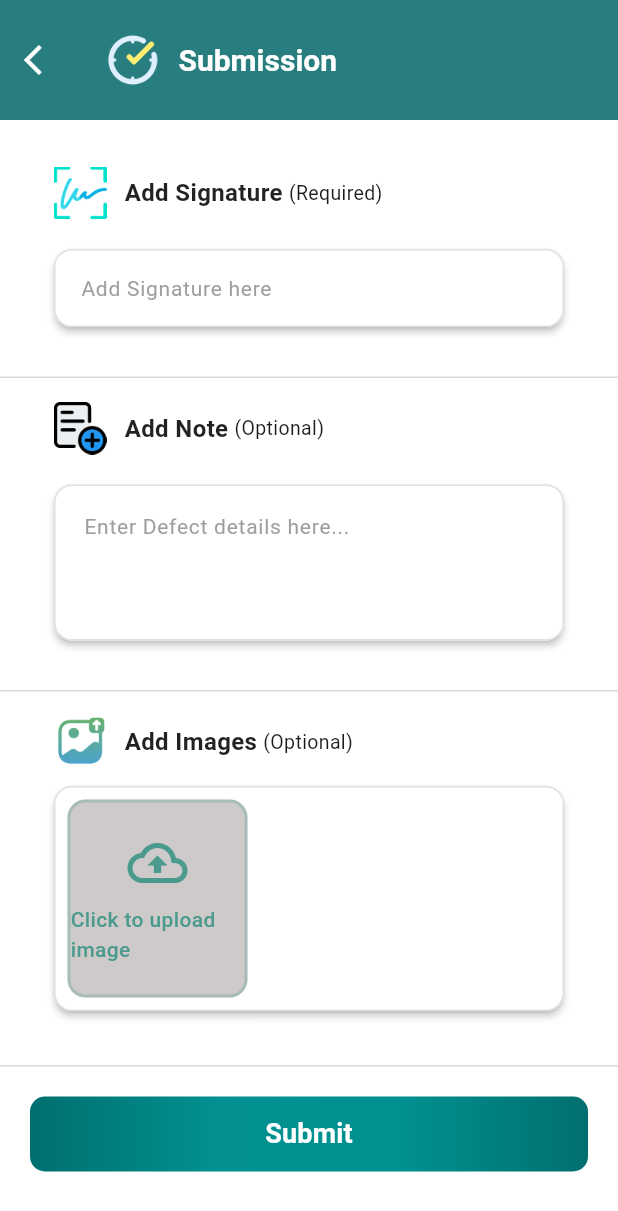
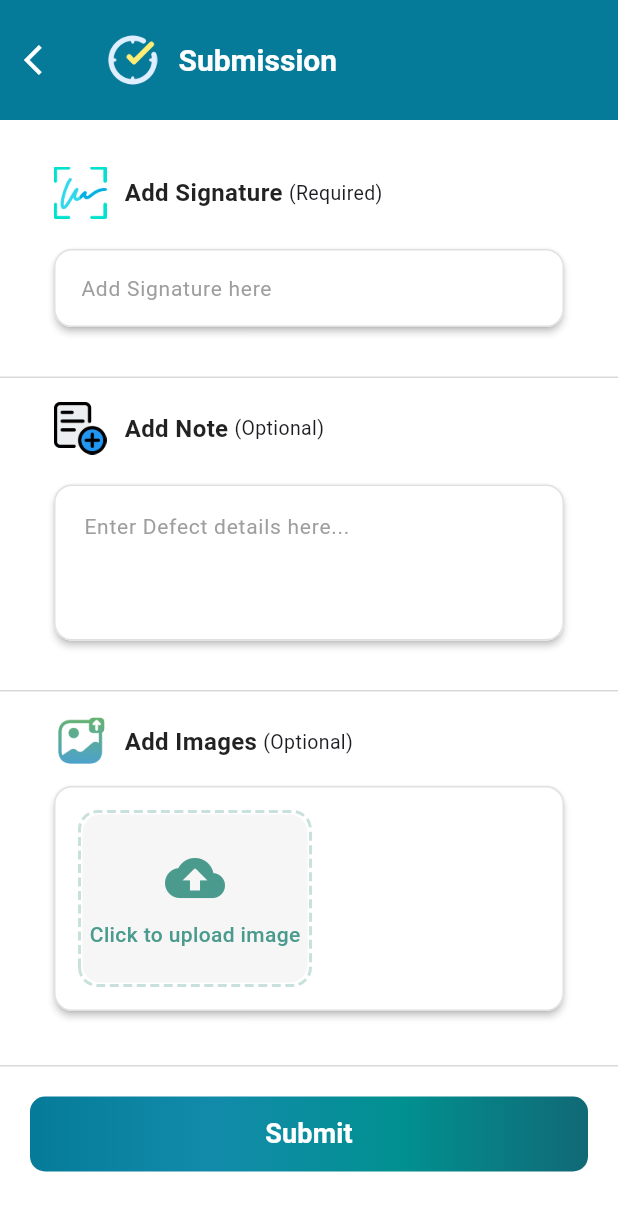
Before and after one commit to callmeNoorulHuda/GreenKeyper, a Flutter app: the SubmissionScreen screen opened directly, on a phone screen of 412 x 824 dp. Shown: the top 1211 px of the screen. Run offline on Flutter 3.47's test engine with Material 3 defaults, Android fonts, the phone set to English and light mode, and no system bars; drawn by our look-alikes of dotted_border; our stand-ins replace flutter_riverpod, image_picker.

Commit message:
made some changes in the design

```diff
--- a/lib/screens/checklist_screen.dart
+++ b/lib/screens/checklist_screen.dart
@@ -52,7 +52,7 @@ class _ChecklistScreenState extends ConsumerState<ChecklistScreen> {
       backgroundColor: const Color(0xFFF5F5F5),
       appBar: AppBar(
         toolbarHeight: 80,
-        backgroundColor: const Color(0xFF287E7E),
+        backgroundColor: const Color(0xFF057B99),
         elevation: 0,
         leading: IconButton(
           icon: const Icon(Icons.arrow_back_ios, color: Colors.white),
--- a/lib/screens/submission_screen.dart
+++ b/lib/screens/submission_screen.dart
@@ -3,6 +3,7 @@ import 'package:flutter/material.dart';
 import 'package:flutter_riverpod/flutter_riverpod.dart';
 import 'package:greenkeyper/widgets/common/custom_button.dart';
 import '../providers/checklist_provider.dart';
+import 'package:dotted_border/dotted_border.dart';
 
 class SubmissionScreen extends ConsumerStatefulWidget {
   const SubmissionScreen({super.key});
@@ -199,6 +200,8 @@ class _SubmissionScreenState extends ConsumerState<SubmissionScreen> {
                     //style: BorderStyle.dashed,
                   ),
                 ),
+                child: Padding(
+                  padding: const EdgeInsets.all(8.0),
                   child: ListView.separated(
                       scrollDirection: Axis.horizontal,
                       itemCount: checklist.uploadedImages.length + 1,
@@ -212,25 +215,27 @@ class _SubmissionScreenState extends ConsumerState<SubmissionScreen> {
                               },
                               child: Padding(
                                 padding: const EdgeInsets.all(8.0),
+                                child: DottedBorder(
+                                  options: RoundedRectDottedBorderOptions(
+                                    dashPattern: const [6, 3],
+                                    color:
+                                        const Color(0xFF4A9B8E).withAlpha(77),
+                                    strokeWidth: 2,
+                                    radius: Radius.circular(12),
+                                  ),
                                   child: Container(
-                                  width: 120,
+                                      width: 150,
                                       height: 120,
                                       decoration: BoxDecoration(
-                                    color: const Color(0xFFCFCACA),
+                                        color: const Color(0xFFF6F6F6),
                                         borderRadius: BorderRadius.circular(12),
-                                    border: Border.all(
-                                      color:
-                                          const Color(0xFF4A9B8E).withAlpha(77),
-                                      width: 2,
-                                      //style: BorderStyle.dashed,
-                                    ),
                                       ),
                                       child: const Column(
                                           mainAxisAlignment:
                                               MainAxisAlignment.center,
                                           children: [
                                             Icon(
-                                          Icons.cloud_upload_outlined,
+                                              Icons.cloud_upload_rounded,
                                               size: 40,
                                               color: Color(0xFF4A9B8E),
                                             ),
@@ -244,6 +249,7 @@ class _SubmissionScreenState extends ConsumerState<SubmissionScreen> {
                                               ),
                                             ),
                                           ])),
+                                ),
                               ));
                         }
                         final image = checklist.uploadedImages[index - 1];
@@ -289,6 +295,7 @@ class _SubmissionScreenState extends ConsumerState<SubmissionScreen> {
                           ),
                         ]);
                       }),
+                ),
               ),
             ),
           ],
@@ -415,7 +422,7 @@ class _SubmissionScreenState extends ConsumerState<SubmissionScreen> {
       backgroundColor: Colors.white,
       appBar: AppBar(
         toolbarHeight: 80,
-        backgroundColor: const Color(0xFF287E7E),
+        backgroundColor: const Color(0xFF057B99),
         elevation: 0,
         leading: IconButton(
           icon: const Icon(Icons.arrow_back_ios, color: Colors.white),
--- a/lib/widgets/common/custom_button.dart
+++ b/lib/widgets/common/custom_button.dart
@@ -21,19 +21,18 @@ class CustomButton extends StatelessWidget {
     this.height,
     this.width,
     this.padding,
-    this.borderRadius = 10, // Matches your 10px radius
+    this.borderRadius = 10,
   });
 
   @override
   Widget build(BuildContext context) {
     // Default gradient colors (from your design)
-    final colors =
-        gradientColors ??
+    final colors = gradientColors ??
         [
-          const Color(0xFF006F6F),
-          const Color(0xFF029090),
+          const Color(0xFF057B99),
+          const Color(0xFF128BAA),
           const Color(0xFF019090),
-          const Color(0xFF016F6F),
+          const Color(0xFF116976),
         ];
 
     return Container(
--- a/pubspec.yaml
+++ b/pubspec.yaml
@@ -14,6 +14,7 @@ dependencies:
   # State Management
   flutter_riverpod: ^2.4.9
   riverpod_annotation: ^2.3.3
+  dotted_border: ^3.1.0
 
   # Image Picker
   image_picker: ^1.0.4
@@ -28,6 +29,7 @@ dev_dependencies:
 
   # Code Generation for Riverpod
   riverpod_generator: ^2.3.9
+
   build_runner: ^2.4.7
 
 flutter:
```
Also changed, not shown: pubspec.lock. Lines whose indentation alone changed are shown as unchanged.
